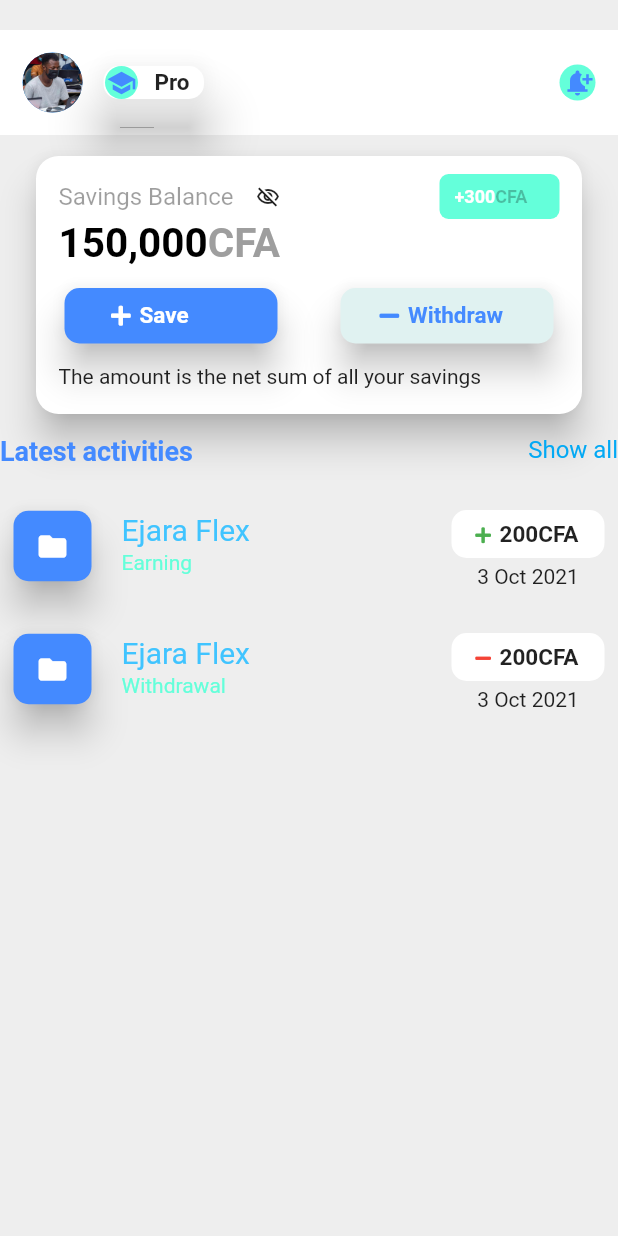
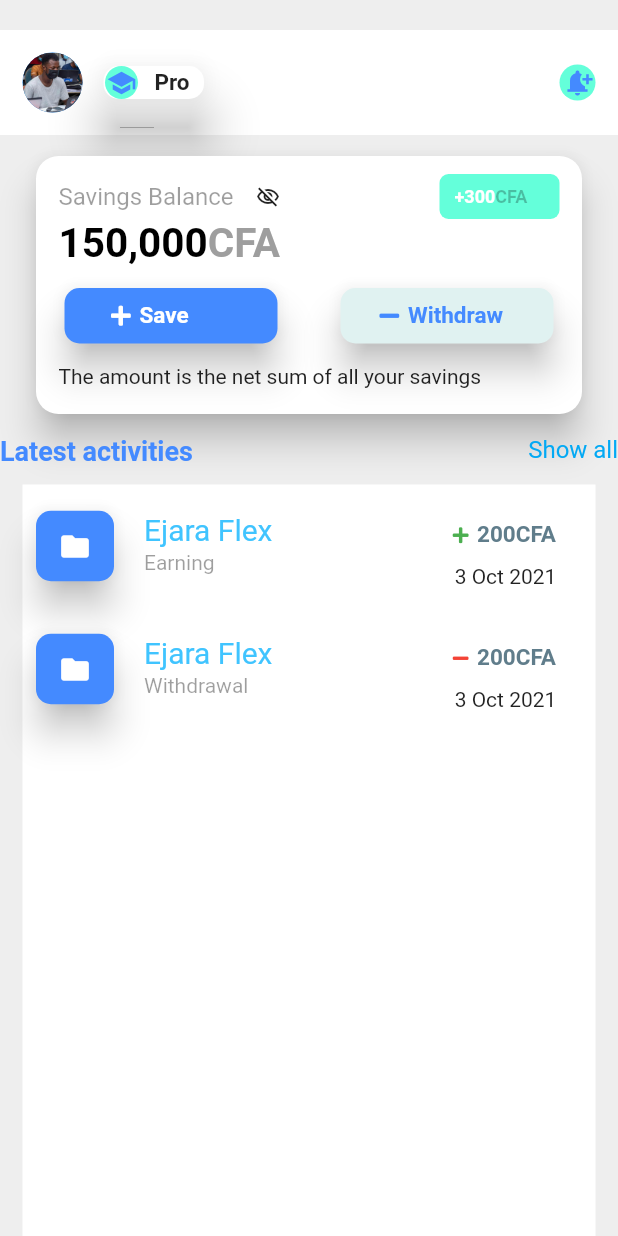
Before and after one commit to asamoah-fred/Accounts-Profile, a Flutter app: the screen it shows after launch, on a phone screen of 412 x 824 dp. Run offline on Flutter 3.47's test engine with Material 2 defaults, Android fonts, the phone set to English and light mode, and no system bars; our stand-ins replace font_awesome_flutter.

Commit message:
Added padding to Transactions Container

```diff
--- a/lib/profile.dart
+++ b/lib/profile.dart
@@ -269,6 +269,13 @@
                   /// Last Container
                   /// Fifth Layer Closed!!!!!!!!!!!!!!
 
+                  Padding(
+                    padding: const EdgeInsets.symmetric(horizontal: 15),
+                    child: Container(
+                      color: Colors.white,
+                      height: 600,
+                      child: Column(
+                        children: [
                           Transactions(
                             proImage: (Icons.folder),
                             proName: 'Ejara Flex',
@@ -293,6 +300,10 @@
                   ),
                 ],
               ),
+            ),
+          ),
+        ],
+      ),
     );
   }
 }
--- a/lib/transactions.dart
+++ b/lib/transactions.dart
@@ -45,7 +45,7 @@
           subtitle: Text(
             tranStatus,
             style: const TextStyle(
-              color: Colors.tealAccent,
+              color: Colors.black38,
               fontSize: 14,
               // letterSpacing: 1.0,
               // fontWeight: FontWeight.bold,
@@ -78,7 +78,7 @@
                           amount,
                           style: const TextStyle(
                             fontSize: 15,
-                            color: Colors.black87,
+                            color: Colors.blueGrey,
                             fontWeight: FontWeight.bold,
                           ),
                         ),
```
Lines whose indentation alone changed are shown as unchanged.
